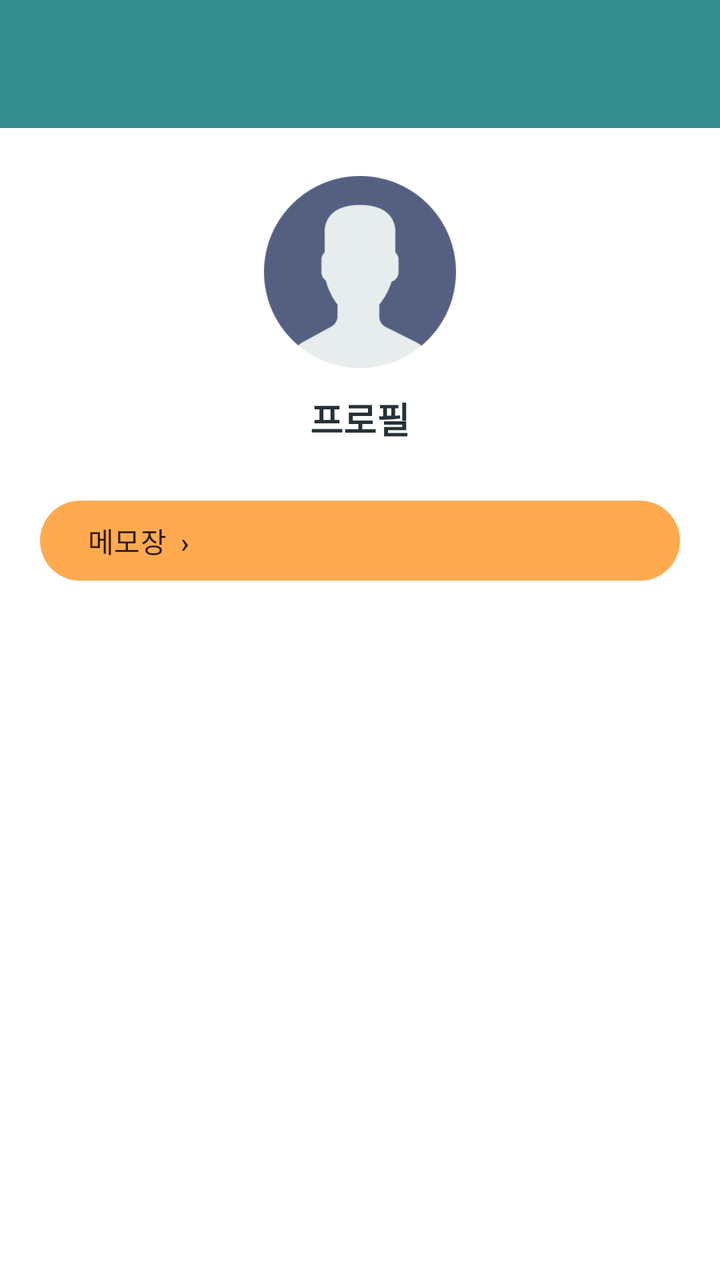
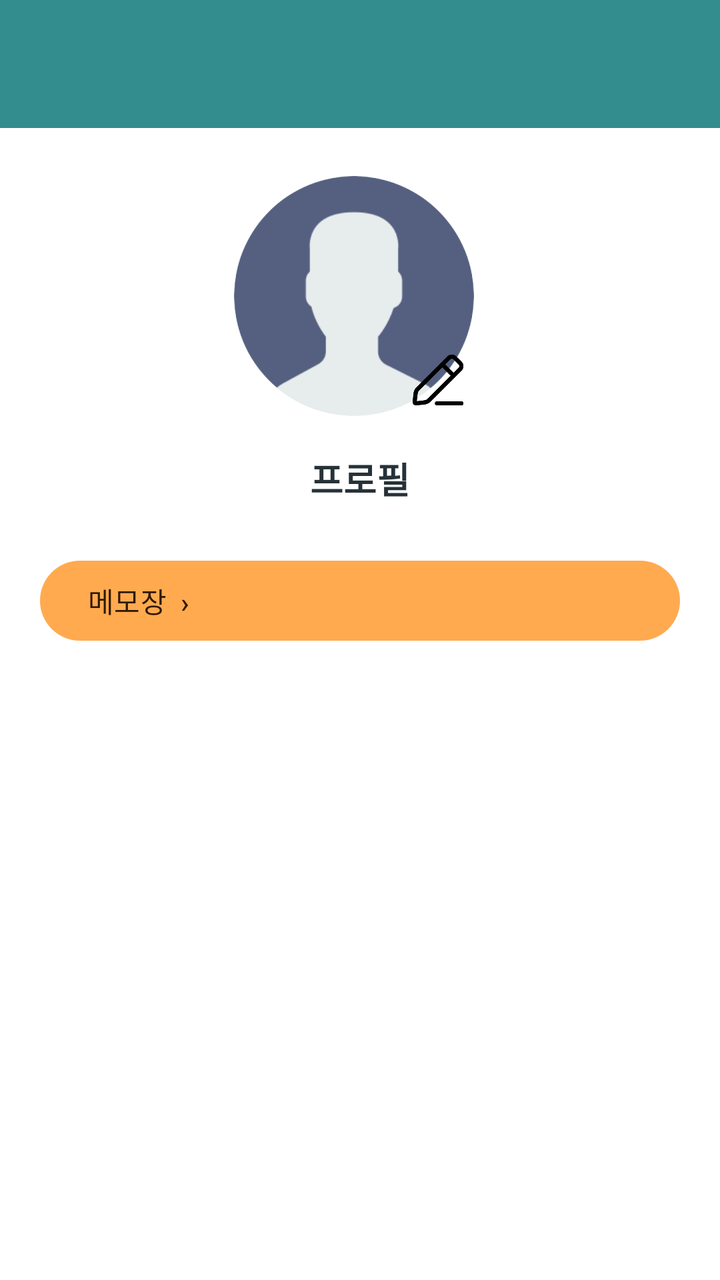

Before-and-after screenshots of an Android layout around one commit, followed by the original layout XML and the change that was made.
<!-- AndroidManifest.xml: application theme Theme.BookMarket -->
<!-- res/layout/activity_mypage.xml -->
<?xml version="1.0" encoding="utf-8"?>
<LinearLayout xmlns:android="http://schemas.android.com/apk/res/android"
    xmlns:app="http://schemas.android.com/apk/res-auto"
    android:id="@+id/checkout_root"
    android:layout_width="match_parent"
    android:layout_height="match_parent"
    android:background="#FFFFFF"
    android:orientation="vertical">

    <androidx.appcompat.widget.Toolbar
        android:id="@+id/checkout_toolbar"
        android:layout_width="match_parent"
        android:layout_height="?attr/actionBarSize"
        android:background="#338C8D"
        android:theme="@style/ThemeOverlay.AppCompat.Dark.ActionBar"
        app:popupTheme="@style/ThemeOverlay.AppCompat.Light"
        app:titleTextColor="#FFFFFF" />

    <ImageView
        android:layout_width="96dp"
        android:layout_height="96dp"
        android:layout_gravity="center_horizontal"
        android:layout_marginTop="24dp"
        android:contentDescription="프로필 이미지"
        android:src="@drawable/mypage_user" />

    <TextView
        android:layout_width="wrap_content"
        android:layout_height="wrap_content"
        android:layout_gravity="center_horizontal"
        android:layout_marginTop="12dp"
        android:text="프로필"
        android:textColor="#263238"
        android:textSize="18sp"
        android:textStyle="bold" />

    <Button
        android:id="@+id/open_memo"
        android:layout_width="match_parent"
        android:layout_height="wrap_content"
        android:layout_marginHorizontal="20dp"
        android:layout_marginTop="24dp"
        android:gravity="start|center_vertical"
        android:minHeight="48dp"
        android:text="메모장  ›"
        android:textColor="#2F1900"
        app:backgroundTint="#FFAA4F" />
</LinearLayout>
<!-- resources referenced by this layout -->
<resources>
  <!-- drawable mypage_user: png bitmap (drawable, 9212 bytes) -->
  <style name="Theme.BookMarket" parent="Base.Theme.BookMarket" />
  <style name="Base.Theme.BookMarket" parent="Theme.Material3.DayNight.NoActionBar">
          
          
      </style>
</resources>

<!-- the commit's change to res/layout/activity_mypage.xml (unified diff, before → after) -->
@@ -16,13 +16,34 @@
         app:popupTheme="@style/ThemeOverlay.AppCompat.Light"
         app:titleTextColor="#FFFFFF" />
 
-    <ImageView
-        android:layout_width="96dp"
-        android:layout_height="96dp"
+    <FrameLayout
+        android:layout_width="126dp"
+        android:layout_height="126dp"
         android:layout_gravity="center_horizontal"
-        android:layout_marginTop="24dp"
-        android:contentDescription="프로필 이미지"
-        android:src="@drawable/mypage_user" />
+        android:layout_marginTop="24dp">
+
+        <ImageView
+            android:id="@+id/profile_image"
+            android:layout_width="120dp"
+            android:layout_height="120dp"
+            android:layout_gravity="top|start"
+            android:background="@drawable/profile_avatar_background"
+            android:clipToOutline="true"
+            android:contentDescription="프로필 이미지"
+            android:scaleType="centerCrop"
+            android:src="@drawable/mypage_user" />
+
+        <ImageButton
+            android:id="@+id/profile_edit"
+            android:layout_width="48dp"
+            android:layout_height="48dp"
+            android:layout_gravity="bottom|end"
+            android:background="?attr/selectableItemBackgroundBorderless"
+            android:contentDescription="프로필 사진 설정"
+            android:padding="7dp"
+            android:scaleType="fitCenter"
+            android:src="@drawable/mypage_modify" />
+    </FrameLayout>
 
     <TextView
         android:layout_width="wrap_content"
<!-- resource entries referenced after the edit -->
@@ -1,6 +1,13 @@
 <!-- resources referenced by this layout -->
 <resources>
+  <!-- drawable mypage_modify: png bitmap (drawable, 3007 bytes) -->
   <!-- drawable mypage_user: png bitmap (drawable, 9212 bytes) -->
+  <!-- drawable profile_avatar_background (drawable) -->
+  <?xml version="1.0" encoding="utf-8"?>
+  <shape xmlns:android="http://schemas.android.com/apk/res/android"
+      android:shape="oval">
+      <solid android:color="#EDF3F6" />
+  </shape>
   <style name="Theme.BookMarket" parent="Base.Theme.BookMarket" />
   <style name="Base.Theme.BookMarket" parent="Theme.Material3.DayNight.NoActionBar">
           
